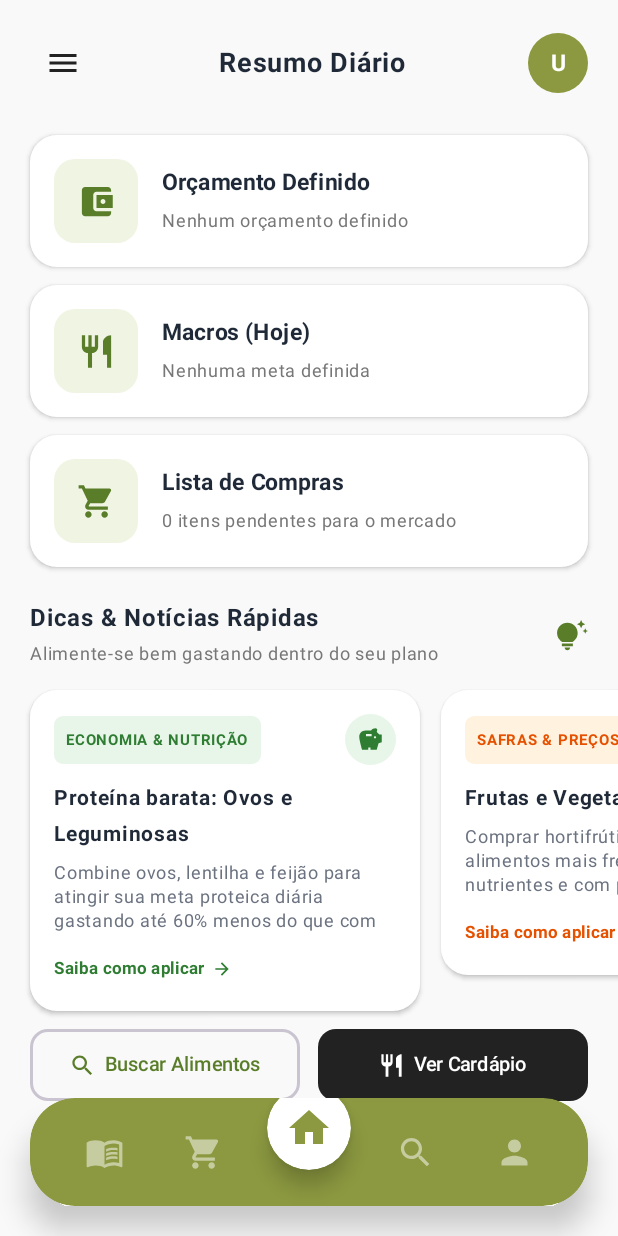
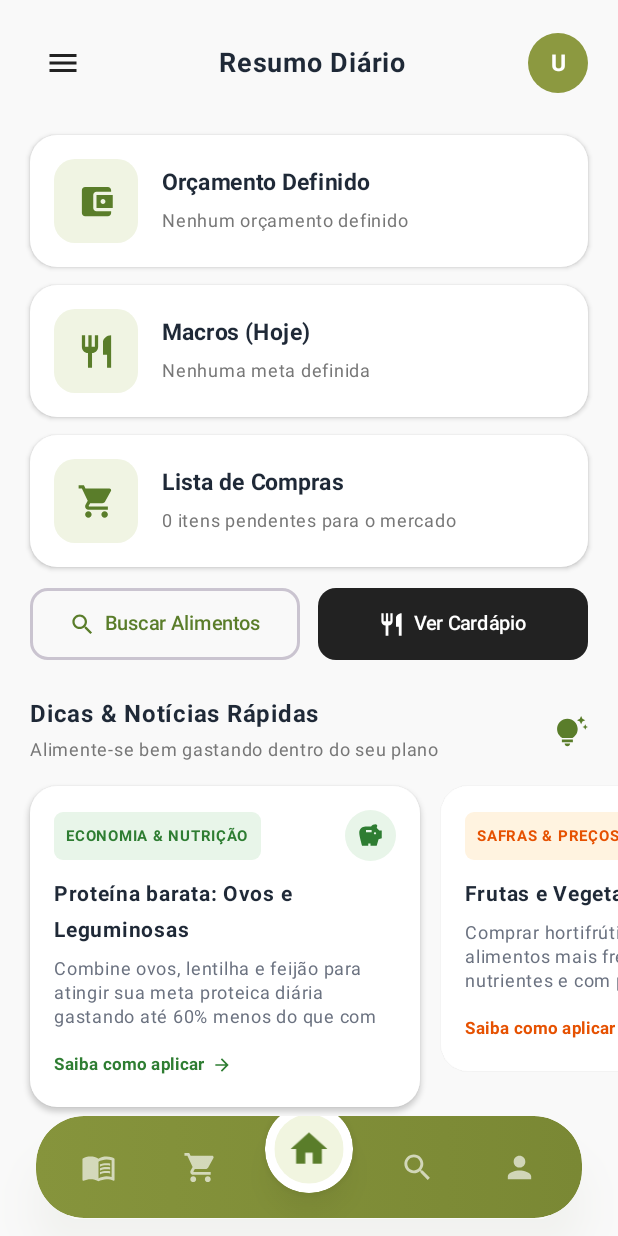
Before and after one commit to MatheusTLampugnani/prato-certo, an Android app built with Jetpack Compose: the home screen opened through its navigation route, on a phone screen of 412 x 824 dp. Run offline under Robolectric (Android 15) with nearby library versions, the phone set to English and light mode, and no system bars; libraries missing offline, so code that uses them is left out: com.google.mlkit.vision.

Commit message:
style(mobile): reposiciona cards de dicas acima da nav bar e aprimora visual da barra flutuante

```diff
--- a/mobile/app/src/main/java/com/example/pratocerto/ui/TelaHome.kt
+++ b/mobile/app/src/main/java/com/example/pratocerto/ui/TelaHome.kt
@@ -145,13 +145,6 @@ fun TelaHome(
                 onClick = onIrLista
             )
 
-            // Seção de Dicas, Notícias e Hábitos Saudáveis com Economia
-            SecaoCardsDicas(
-                onIrOrcamento = onIrOrcamento,
-                onIrCardapio = onIrCardapio,
-                onIrPesquisa = onIrPesquisa
-            )
-
             // Botões rápidos
             Row(
                 modifier = Modifier
@@ -181,6 +174,15 @@ fun TelaHome(
                     Text("Ver Cardápio", fontWeight = FontWeight.SemiBold, fontSize = 13.sp)
                 }
             }
+
+            // Seção de Dicas, Notícias e Hábitos Saudáveis (posicionada logo acima da barra de navegação)
+            SecaoCardsDicas(
+                onIrOrcamento = onIrOrcamento,
+                onIrCardapio = onIrCardapio,
+                onIrPesquisa = onIrPesquisa
+            )
+
+            Spacer(Modifier.height(16.dp))
         }
 
         // Nav flutuante
--- a/mobile/app/src/main/java/com/example/pratocerto/ui/components/BottomNavFloating.kt
+++ b/mobile/app/src/main/java/com/example/pratocerto/ui/components/BottomNavFloating.kt
@@ -1,6 +1,11 @@
 package com.example.pratocerto.ui.components
 
+import androidx.compose.animation.animateColorAsState
+import androidx.compose.animation.core.animateFloatAsState
+import androidx.compose.animation.core.spring
 import androidx.compose.foundation.background
+import androidx.compose.foundation.clickable
+import androidx.compose.foundation.interaction.MutableInteractionSource
 import androidx.compose.foundation.layout.*
 import androidx.compose.foundation.shape.CircleShape
 import androidx.compose.foundation.shape.RoundedCornerShape
@@ -11,12 +16,15 @@ import androidx.compose.material.icons.filled.Person
 import androidx.compose.material.icons.filled.Search
 import androidx.compose.material.icons.filled.ShoppingCart
 import androidx.compose.material3.Icon
-import androidx.compose.material3.IconButton
 import androidx.compose.runtime.Composable
+import androidx.compose.runtime.getValue
+import androidx.compose.runtime.remember
 import androidx.compose.ui.Alignment
 import androidx.compose.ui.Modifier
 import androidx.compose.ui.draw.clip
+import androidx.compose.ui.draw.scale
 import androidx.compose.ui.draw.shadow
+import androidx.compose.ui.graphics.Brush
 import androidx.compose.ui.graphics.Color
 import androidx.compose.ui.graphics.vector.ImageVector
 import androidx.compose.ui.unit.dp
@@ -36,55 +44,142 @@ fun NavFloating(
     Box(
         modifier = Modifier
             .fillMaxWidth()
-            .padding(horizontal = 20.dp, vertical = 20.dp),
+            .navigationBarsPadding()
+            .padding(horizontal = 24.dp, vertical = 12.dp),
         contentAlignment = Alignment.BottomCenter
     ) {
+        // Barra principal arredondada e suave
         Row(
             modifier = Modifier
                 .fillMaxWidth()
-                .shadow(12.dp, RoundedCornerShape(30.dp))
-                .clip(RoundedCornerShape(30.dp))
-                .background(PratoCertoColors.NavBg)
-                .padding(horizontal = 16.dp, vertical = 8.dp),
+                .shadow(
+                    elevation = 16.dp,
+                    shape = RoundedCornerShape(32.dp),
+                    spotColor = Color(0x3D46531B),
+                    ambientColor = Color(0x24000000)
+                )
+                .clip(RoundedCornerShape(32.dp))
+                .background(
+                    brush = Brush.horizontalGradient(
+                        colors = listOf(
+                            Color(0xFF86943C),
+                            Color(0xFF7A8834)
+                        )
+                    )
+                )
+                .padding(horizontal = 8.dp, vertical = 6.dp),
             horizontalArrangement = Arrangement.SpaceAround,
             verticalAlignment = Alignment.CenterVertically
         ) {
-            NavBtn(Icons.AutoMirrored.Filled.MenuBook, selecao == NavTab.CARDAPIO, onCardapio)
-            NavBtn(Icons.Default.ShoppingCart, selecao == NavTab.LISTA, onLista)
+            // Lado Esquerdo: Cardápio e Lista
+            NavBtn(
+                icon = Icons.AutoMirrored.Filled.MenuBook,
+                label = "Cardápio",
+                selecionado = selecao == NavTab.CARDAPIO,
+                onClick = onCardapio
+            )
+
+            NavBtn(
+                icon = Icons.Default.ShoppingCart,
+                label = "Lista",
+                selecionado = selecao == NavTab.LISTA,
+                onClick = onLista
+            )
+
+            // Botão Central de Destaque: HOME
+            val homeScale by animateFloatAsState(
+                targetValue = if (selecao == NavTab.HOME) 1.05f else 1.0f,
+                animationSpec = spring(dampingRatio = 0.6f),
+                label = "homeScale"
+            )
 
             Box(
                 modifier = Modifier
-                    .offset(y = (-16).dp)
+                    .offset(y = (-12).dp)
+                    .scale(homeScale)
                     .size(56.dp)
-                    .shadow(8.dp, CircleShape)
+                    .shadow(
+                        elevation = 10.dp,
+                        shape = CircleShape,
+                        spotColor = Color(0x40000000)
+                    )
                     .clip(CircleShape)
-                    .background(Color.White),
+                    .background(Color.White)
+                    .clickable(
+                        interactionSource = remember { MutableInteractionSource() },
+                        indication = null,
+                        onClick = onHome
+                    ),
                 contentAlignment = Alignment.Center
             ) {
-                IconButton(onClick = onHome) {
+                // Pequeno anel interno decorativo se estiver selecionado
+                Box(
+                    modifier = Modifier
+                        .size(44.dp)
+                        .clip(CircleShape)
+                        .background(if (selecao == NavTab.HOME) Color(0xFFF1F5E0) else Color.Transparent),
+                    contentAlignment = Alignment.Center
+                ) {
                     Icon(
                         imageVector = Icons.Default.Home,
                         contentDescription = "Home",
-                        tint = PratoCertoColors.Green,
-                        modifier = Modifier.size(32.dp)
+                        tint = if (selecao == NavTab.HOME) PratoCertoColors.TextGreen else Color(0xFF63732B),
+                        modifier = Modifier.size(28.dp)
                     )
                 }
             }
 
-            NavBtn(Icons.Default.Search, selecao == NavTab.PESQUISA, onPesquisa)
-            NavBtn(Icons.Default.Person, selecao == NavTab.PERFIL, onPerfil)
+            // Lado Direito: Pesquisa e Perfil
+            NavBtn(
+                icon = Icons.Default.Search,
+                label = "Pesquisa",
+                selecionado = selecao == NavTab.PESQUISA,
+                onClick = onPesquisa
+            )
+
+            NavBtn(
+                icon = Icons.Default.Person,
+                label = "Perfil",
+                selecionado = selecao == NavTab.PERFIL,
+                onClick = onPerfil
+            )
         }
     }
 }
 
 @Composable
-private fun NavBtn(icon: ImageVector, selecionado: Boolean, onClick: () -> Unit) {
-    IconButton(onClick = onClick, modifier = Modifier.size(48.dp)) {
+private fun NavBtn(
+    icon: ImageVector,
+    label: String,
+    selecionado: Boolean,
+    onClick: () -> Unit
+) {
+    val bgIndicatorColor by animateColorAsState(
+        targetValue = if (selecionado) Color.White.copy(alpha = 0.22f) else Color.Transparent,
+        label = "bgIndicator"
+    )
+    val iconColor by animateColorAsState(
+        targetValue = if (selecionado) Color.White else Color.White.copy(alpha = 0.65f),
+        label = "iconColor"
+    )
+
+    Box(
+        modifier = Modifier
+            .size(46.dp)
+            .clip(RoundedCornerShape(18.dp))
+            .background(bgIndicatorColor)
+            .clickable(
+                interactionSource = remember { MutableInteractionSource() },
+                indication = null,
+                onClick = onClick
+            ),
+        contentAlignment = Alignment.Center
+    ) {
         Icon(
             imageVector = icon,
-            contentDescription = null,
-            tint = if (selecionado) Color.White else Color.White.copy(alpha = 0.5f),
-            modifier = Modifier.size(26.dp)
+            contentDescription = label,
+            tint = iconColor,
+            modifier = Modifier.size(23.dp)
         )
     }
 }
```
